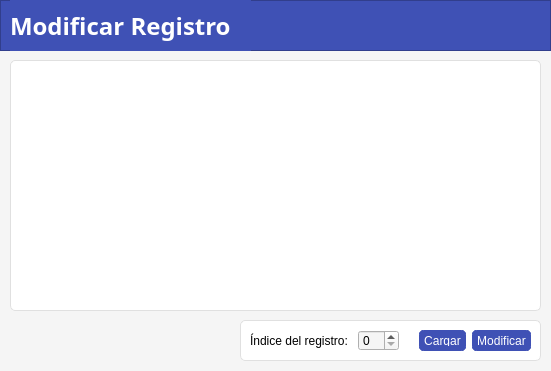
Above: modifyrecordwindow.ui from carlosvelaquez/ProyectoEDII before the change. Below: the same form after it.
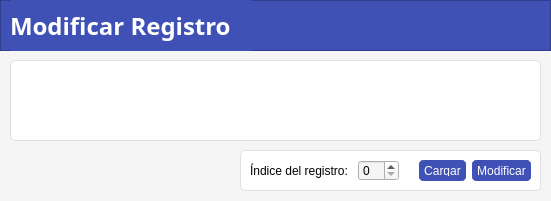
That is the form after the change.

The edit to the form file:
```diff
--- a/modifyrecordwindow.ui
+++ b/modifyrecordwindow.ui
@@ -7,7 +7,7 @@
     <x>0</x>
     <y>0</y>
     <width>551</width>
-    <height>371</height>
+    <height>201</height>
    </rect>
   </property>
   <property name="windowTitle">
@@ -34,7 +34,7 @@
      <x>10</x>
      <y>60</y>
      <width>531</width>
-     <height>251</height>
+     <height>81</height>
     </rect>
    </property>
    <property name="styleSheet">
@@ -48,6 +48,12 @@
 	border: 0px;
 }</string>
    </property>
+   <attribute name="horizontalHeaderStretchLastSection">
+    <bool>true</bool>
+   </attribute>
+   <attribute name="verticalHeaderStretchLastSection">
+    <bool>true</bool>
+   </attribute>
   </widget>
   <widget class="QFrame" name="frame_3">
    <property name="geometry">
@@ -94,7 +100,7 @@
    <property name="geometry">
     <rect>
      <x>240</x>
-     <y>320</y>
+     <y>150</y>
      <width>301</width>
      <height>41</height>
     </rect>
```
